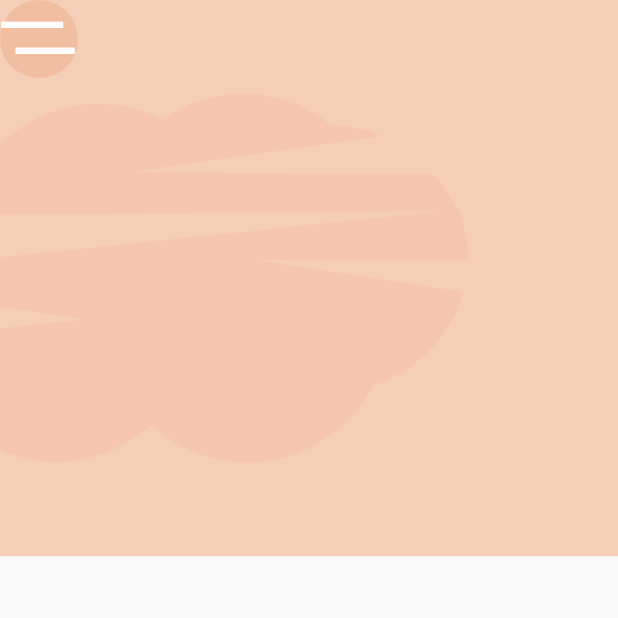
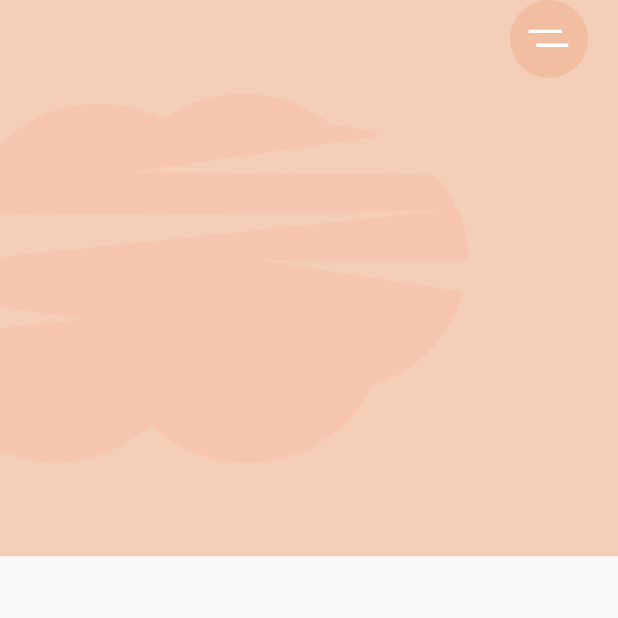
Before and after one commit to jimmy-lan/flutter_ui_projects, a Flutter app: the screen it shows after launch, on a phone screen of 412 x 824 dp, the top half of it. Run offline on Flutter 3.47's test engine with Material 2 defaults, Android fonts, the phone set to English and light mode, and no system bars; our stand-ins replace flutter_svg.

Commit message:
Position menu icon button

```diff
--- a/exercise_app/lib/main.dart
+++ b/exercise_app/lib/main.dart
@@ -38,19 +38,24 @@ class HomeScreen extends StatelessWidget {
                       alignment: Alignment.centerLeft,
                       image: AssetImage(
                           "assets/images/undraw_pilates_gpdb.png")))),
-          Column(
+          SafeArea(child: Padding(
+            padding: const EdgeInsets.symmetric(horizontal: 20),
+            child: Column(
               children: [
-              Container(
+                Align(
+                  alignment: Alignment.topRight,
+                  child: Container(
                     height: 52,
                     width: 52,
+                    padding: EdgeInsets.all(12),
                     decoration: BoxDecoration(
-                    color: Color(0xFFF2BEA1),
-                    shape: BoxShape.circle
+                        color: Color(0xFFF2BEA1), shape: BoxShape.circle),
+                    child: SvgPicture.asset("assets/icons/menu.svg"),
                   ),
-                child: SvgPicture.asset("assets/icons/menu.svg"),
                 )
               ],
-          )
+            ),
+          ))
         ],
       ),
     );
```
Lines whose indentation alone changed are shown as unchanged.
